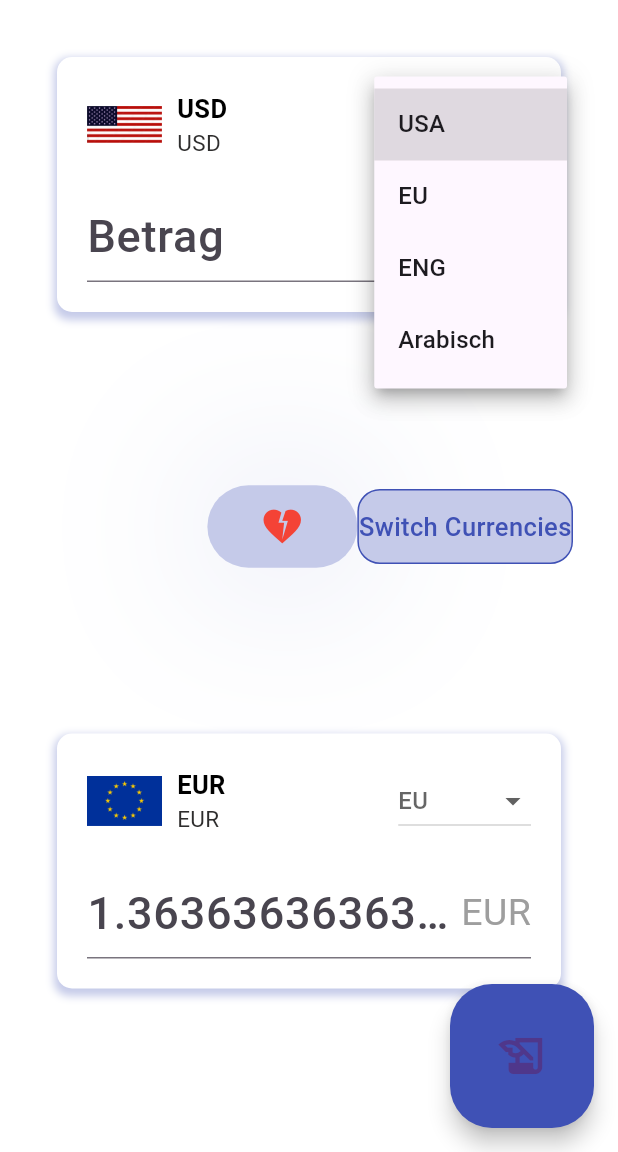
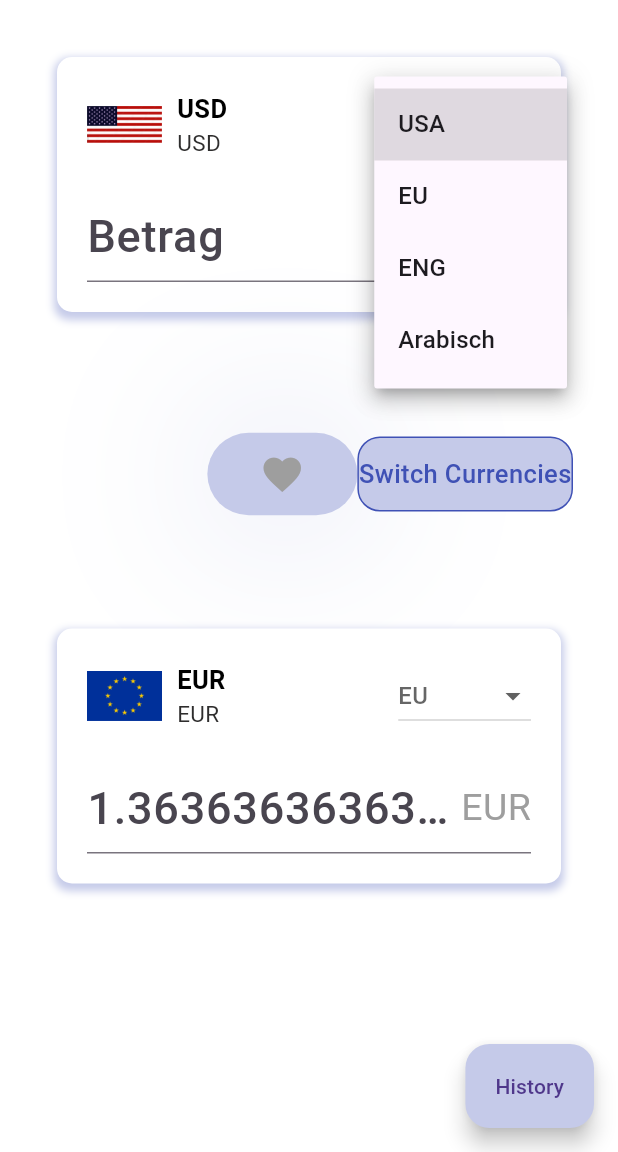
Before and after one commit to can3009/waehrungsrechner, a Flutter app: the screen it shows after launch, after a tap on "USA", on a phone screen of 412 x 824 dp, the part 84-1236 px from its top. Run offline on Flutter 3.47's test engine with Material 3 defaults, Android fonts, the phone set to English and light mode, and no system bars; our stand-ins replace flutter_riverpod.

Commit message:
06.12.23

```diff
--- a/analysis_options.yaml
+++ b/analysis_options.yaml
@@ -67,7 +67,7 @@ linter:
     camel_case_extensions: true
     camel_case_types: true
     cancel_subscriptions: true
-    cascade_invocations: true
+    cascade_invocations: false
     comment_references: true
     constant_identifier_names: true
     control_flow_in_finally: true
--- a/lib/data/models/currency.dart
+++ b/lib/data/models/currency.dart
@@ -14,9 +14,7 @@ class Currency {
       required this.symbol,
       required this.exchangeRate});
 
-  double umrechnen(int betrag) {
-    return betrag * exchangeRate;
-  }
+  double umrechnen(int betrag) => betrag * exchangeRate;
 }
 
 
--- /dev/null
+++ b/lib/gui/ansicht/home/home_button/like_button.dart
@@ -0,0 +1,40 @@
+// like_button.dart
+
+import 'package:flutter/material.dart';
+
+class LikeButton extends StatelessWidget {
+  final bool isLiked;
+  final Function() onTap;
+
+  const LikeButton({required this.isLiked, required this.onTap});
+
+  @override
+  Widget build(BuildContext context) {
+    return InkWell(
+      child: Container(
+        height: 55,
+        width: 100,
+        decoration: BoxDecoration(
+          color: Colors.indigo[100],
+          borderRadius: BorderRadius.circular(100),
+          boxShadow: [
+            BoxShadow(
+              color: Colors.indigo.withOpacity(0.2),
+              spreadRadius: 4,
+              blurRadius: 100,
+              offset: const Offset(2, 1),
+            ),
+          ],
+        ),
+        child: Center(
+          child: Icon(
+            Icons.favorite,
+            size: 30,
+            color: isLiked ? Colors.red : Colors.grey,
+          ),
+        ),
+      ),
+      onTap: onTap,
+    );
+  }
+}
--- a/lib/gui/ansicht/home/home_viev.dart
+++ b/lib/gui/ansicht/home/home_viev.dart
@@ -6,53 +6,55 @@ import 'package:waehrungsrechner/gui/ansicht/drawer/app_drawer.dart';
 import 'dart:convert';
 
 import 'package:waehrungsrechner/gui/ansicht/history_view/history.dart';
+import 'package:waehrungsrechner/gui/ansicht/home/home_button/like_button.dart';
 import 'package:waehrungsrechner/logic/app_state_provider.dart';
 // import '/projects/waehrungsrechner/lib/logic/app_state_provider.dart';
 
 import '../../widgets/country_card.dart';
 import 'package:http/http.dart' as http;
+import 'package:waehrungsrechner/logic/app_state_provider.dart';
 
 class HomeView extends ConsumerWidget {
   const HomeView({super.key});
   //get conversion rates
 
-  void getConversion() async {
-    String apiUrl =
-        'https://v6.exchangerate-api.com/v6/873a7cab0f3c067a9736193a/latest/USD';
+  // void getConversion() async {
+  //   String apiUrl =
+  //       'https://v6.exchangerate-api.com/v6/873a7cab0f3c067a9736193a/latest/USD';
 
-    try {
-      http.Response response = await http.get(Uri.parse(apiUrl));
+  //   try {
+  //     http.Response response = await http.get(Uri.parse(apiUrl));
 
-      if (response.statusCode == 200) {
-        Map<String, dynamic> data = json.decode(response.body);
+  //     if (response.statusCode == 200) {
+  //       Map<String, dynamic> data = json.decode(response.body);
 
-        if (data['result'] == 'success') {
-          String baseCode = data['base_code'];
-          Map<String, dynamic> conversionRates = data['conversion_rates'];
+  //       if (data['result'] == 'success') {
+  //         String baseCode = data['base_code'];
+  //         Map<String, dynamic> conversionRates = data['conversion_rates'];
 
-          // Accessing conversion rates for each currency
+  //         // Accessing conversion rates for each currency
 
-          double usdToAED =
-              conversionRates['AED']; // Example: USD to AED conversion rate
+  //         double usdToAED =
+  //             conversionRates['AED']; // Example: USD to AED conversion rate
 
-          // Print base code and conversion rates
-          print('Base Code: $baseCode');
-          print('Conversion rate from USD to AED: $usdToAED');
-        } else {
-          print('API request failed: ${data['error']}');
-        }
-      } else {
-        print('Request failed with status: ${response.statusCode}');
-      }
-    } catch (error) {
-      print('Error fetching data: $error');
-    }
-  }
+  //         // Print base code and conversion rates
+  //         print('Base Code: $baseCode');
+  //         print('Conversion rate from USD to AED: $usdToAED');
+  //       } else {
+  //         print('API request failed: ${data['error']}');
+  //       }
+  //     } else {
+  //       print('Request failed with status: ${response.statusCode}');
+  //     }
+  //   } catch (error) {
+  //     print('Error fetching data: $error');
+  //   }
+  // }
 
   @override
   Widget build(BuildContext context, WidgetRef ref) {
+    bool isLiked = false;
     final appStateProvider = ref.read(refAppStateProvider.notifier);
-    getConversion();
     return Scaffold(
       drawer: MyDrawer(),
       backgroundColor: Colors.white,
@@ -78,36 +80,14 @@ class HomeView extends ConsumerWidget {
                 children: [
                   Expanded(
                     child: Container(
-                      height: 200,
+                      height: 130,
                     ),
                   ),
-                  InkWell(
-                    child: Container(
-                      height: 55,
-                      width: 100,
-                      decoration: BoxDecoration(
-                        color: Colors.indigo[100],
-                        borderRadius: BorderRadius.circular(100),
-                        boxShadow: [
-                          BoxShadow(
-                            color: Colors.indigo.withOpacity(0.2),
-                            spreadRadius: 4,
-                            blurRadius: 100,
-                            offset: const Offset(2, 1),
-                          )
-                        ],
-                      ),
-                      child: const Center(
-                        //!like button
-                        child: Icon(
-                          Icons.heart_broken_sharp,
-                          size: 30,
-                          color: Colors.red,
-                        ),
-                      ),
-                    ),
+                  LikeButton(
+                    isLiked: isLiked,
                     onTap: () {
-                      //perform action on like button click
+                      //Hier können sie Aktionen für den Like-Button in
+                      isLiked = !isLiked;
                     },
                   ),
                   Expanded(
@@ -148,7 +128,7 @@ class HomeView extends ConsumerWidget {
           ),
         ),
       ),
-      floatingActionButton: FloatingActionButton.large(
+      floatingActionButton: FloatingActionButton.extended(
         //aktion für float button
         onPressed: () {
           Navigator.push(
@@ -156,14 +136,12 @@ class HomeView extends ConsumerWidget {
             MaterialPageRoute(builder: (context) => const HistoryViewState()),
           );
         },
-        child: const Icon(Icons.history_edu),
-        backgroundColor: Colors.indigo,
+        label: const Text('History'),
+        backgroundColor: Colors.indigo[100],
       ),
       floatingActionButtonLocation: FloatingActionButtonLocation.endFloat,
     );
   }
 }
 
-
-
 //https://www.zeitzonen.de/
```
Also changed, not shown: lib/data/models/models.dart (+4 -5 lines), lib/gui/ansicht/drawer/drawer_fav.dart (+7 -2 lines), lib/logic/app_state_provider.dart (+41 -0 lines), lib/gui/ansicht/fav_view/fav.dart (deleted), 2 other files.
